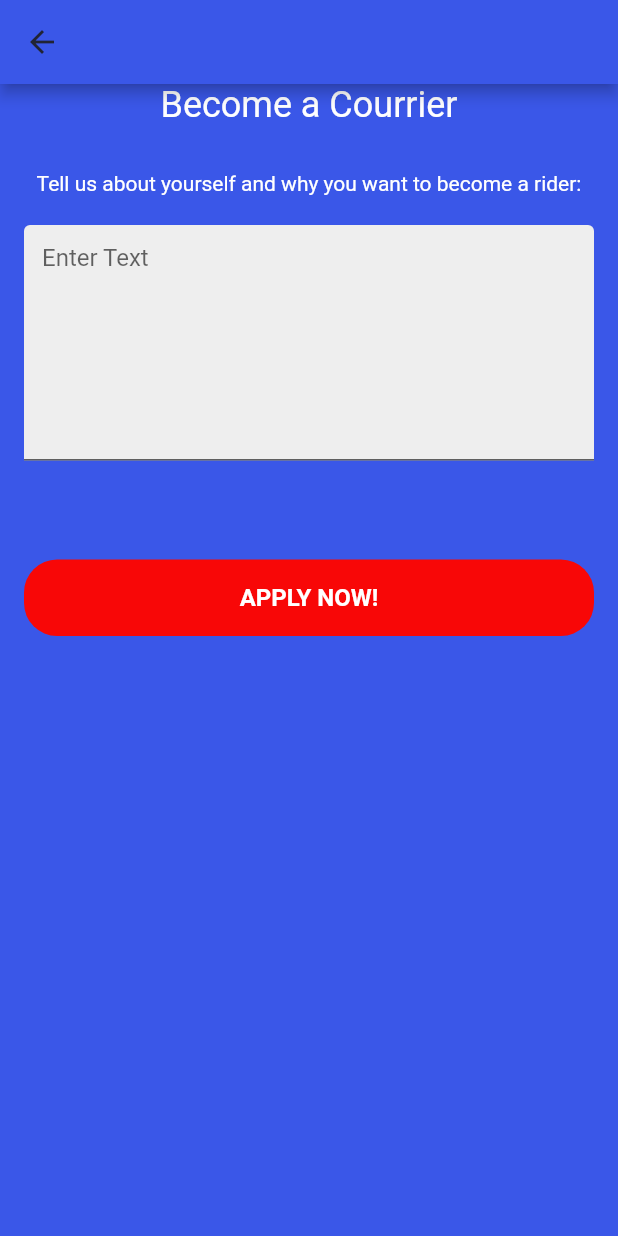
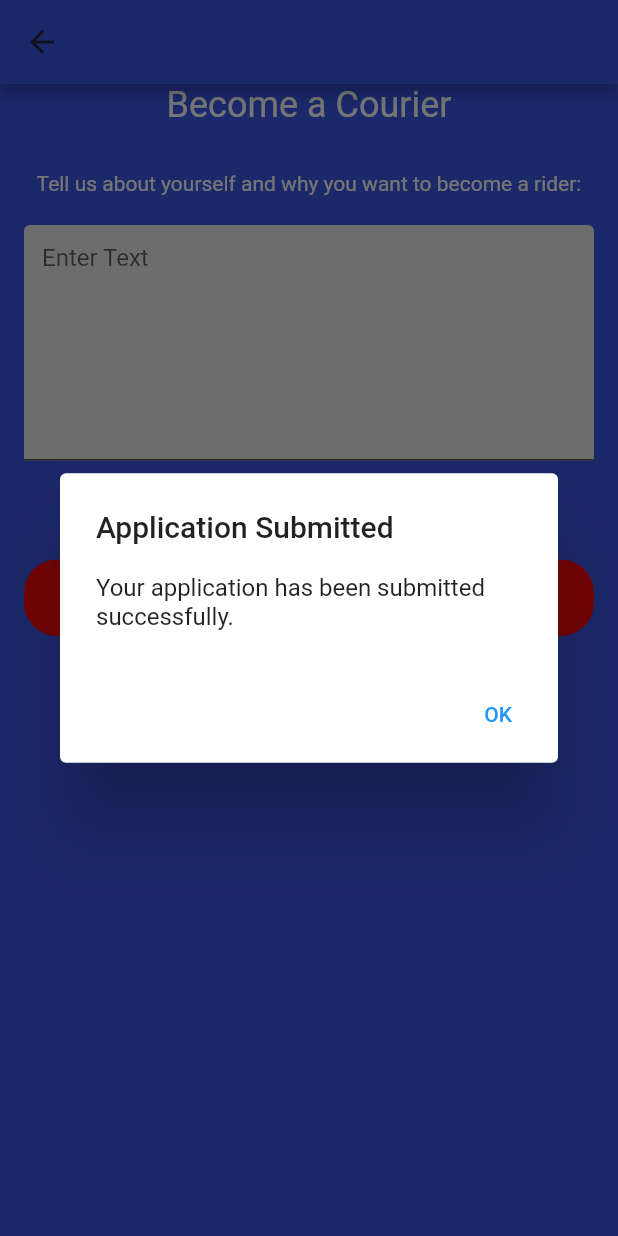
Before and after one commit to RealYSF8/itec404_delivery_app, a Flutter app: the Courrier screen opened by its route, after a tap on "APPLY NOW!", on a phone screen of 412 x 824 dp. Run offline on Flutter 3.47's test engine with Material 2 defaults, Android fonts, the light colour scheme and no system bars; our stand-ins replace cloud_firestore, dotted_border, file_picker, firebase_auth, firebase_core, firebase_storage and 7 more; accounts and stored records are empty.

Commit message:
courrier application works now

```diff
--- a/lib/pages/courrier.dart
+++ b/lib/pages/courrier.dart
@@ -1,4 +1,6 @@
 import 'package:flutter/material.dart';
+import 'package:shared_preferences/shared_preferences.dart';
+import 'package:cloud_firestore/cloud_firestore.dart';
 
 class Courrier extends StatefulWidget {
   @override
@@ -7,6 +9,68 @@
 
 class _CourrierState extends State<Courrier> {
   String name = "";
+
+  void saveApplication() async {
+    SharedPreferences prefs = await SharedPreferences.getInstance();
+    String? email = prefs.getString('email');
+    String? name = prefs.getString('name');
+    String? phoneNumber = prefs.getString('phone_number');
+
+    // Check if an application with the same email already exists
+    QuerySnapshot snapshot = await FirebaseFirestore.instance
+        .collection('applications')
+        .where('email', isEqualTo: email)
+        .get();
+
+    if (snapshot.docs.isNotEmpty) {
+      // Show a duplicate application message
+      showDialog(
+        context: context,
+        builder: (BuildContext context) {
+          return AlertDialog(
+            title: Text('Duplicate Application'),
+            content: Text('An application with this email already exists.'),
+            actions: [
+              TextButton(
+                child: Text('OK'),
+                onPressed: () {
+                  Navigator.of(context).pop();
+                },
+              ),
+            ],
+          );
+        },
+      );
+    } else {
+      // Save the application data to Firebase
+      FirebaseFirestore.instance.collection('applications').add({
+        'email': email,
+        'name': name,
+        'phone_number': phoneNumber,
+        'status': 'pending',
+      });
+
+      // Show a success message
+      showDialog(
+        context: context,
+        builder: (BuildContext context) {
+          return AlertDialog(
+            title: Text('Application Submitted'),
+            content: Text('Your application has been submitted successfully.'),
+            actions: [
+              TextButton(
+                child: Text('OK'),
+                onPressed: () {
+                  Navigator.of(context).pop();
+                },
+              ),
+            ],
+          );
+        },
+      );
+    }
+  }
+
   @override
   Widget build(BuildContext context) {
     return Scaffold(
@@ -38,7 +102,7 @@
               const Padding(
                 padding: const EdgeInsets.only(bottom: 30),
                 child: Text(
-                  "Become a Courrier",
+                  "Become a Courier",
                   textAlign: TextAlign.start,
                   overflow: TextOverflow.clip,
                   style: TextStyle(
@@ -73,7 +137,7 @@
               ),
               const SizedBox(height: 66),
               MaterialButton(
-                onPressed: () {},
+                onPressed: saveApplication, // Call saveApplication method
                 color: const Color(0xfff80707),
                 elevation: 0,
                 shape: RoundedRectangleBorder(
```
Also changed, not shown: lib/pages/admin.dart (+85 -3 lines).
